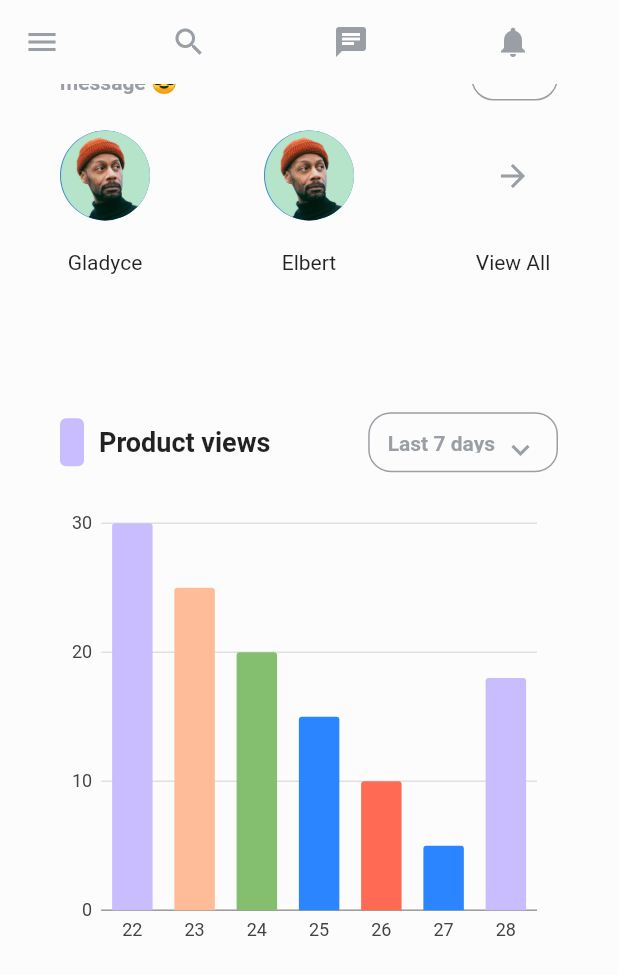
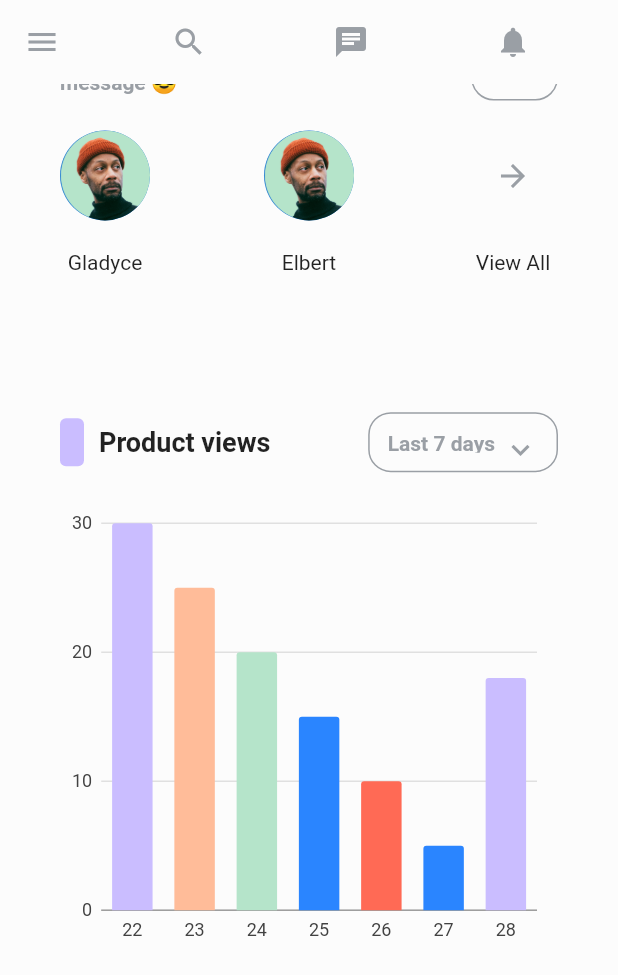
Before and after one commit to donkizzy/dashboard-UI, a Flutter app: the Dashboard screen opened directly, scrolled down 352 dp, on a phone screen of 412 x 824 dp. Shown: the top 975 px of the screen. Run offline on Flutter 3.47's test engine with Material 2 defaults, Android fonts, the phone set to English and light mode, and no system bars; our stand-ins replace adaptive_theme, charts_flutter.

Commit message:
created a bar chart widget

```diff
--- a/lib/ui/widgets/simple_bar_chart.dart
+++ b/lib/ui/widgets/simple_bar_chart.dart
@@ -1,6 +1,3 @@
-
-
-/// Bar chart example
 import 'package:charts_flutter/flutter.dart' as charts;
 import 'package:dashboard_ui/ui/utils/app_color.dart';
 import 'package:dashboard_ui/ui/utils/utils.dart';
@@ -22,7 +19,7 @@ class SimpleBarChart extends StatelessWidget {
     ProductViews(
       day: 24,
       views: 20,
-      barColor: charts.ColorUtil.fromDartColor(mantisGreen),
+      barColor: charts.ColorUtil.fromDartColor(fringyFlower),
     ),
     ProductViews(
       day: 25,
```
